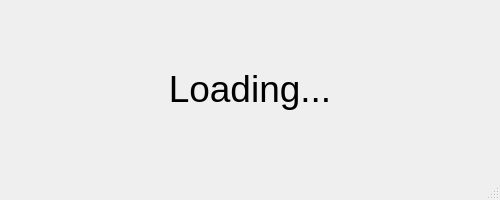
This is src/gui/main_window.ui in meichthys/sword_drill as Qt 5 draws it before an edit. The edited form follows.
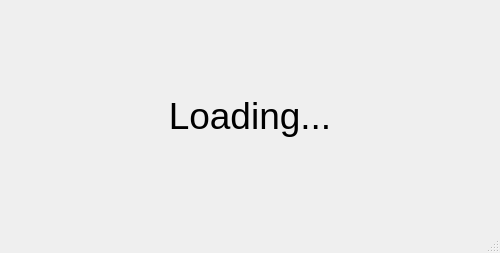
This is the edited form.

```diff
--- a/src/gui/main_window.ui
+++ b/src/gui/main_window.ui
@@ -7,7 +7,7 @@
     <x>0</x>
     <y>0</y>
     <width>500</width>
-    <height>200</height>
+    <height>253</height>
    </rect>
   </property>
   <property name="maximumSize">
@@ -37,6 +37,9 @@
       <property name="alignment">
        <set>Qt::AlignCenter</set>
       </property>
+      <property name="wordWrap">
+       <bool>true</bool>
+      </property>
      </widget>
     </item>
    </layout>
```
